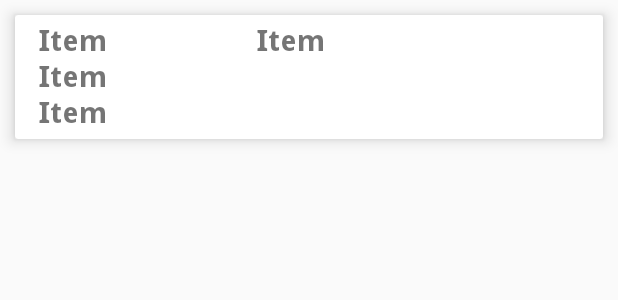
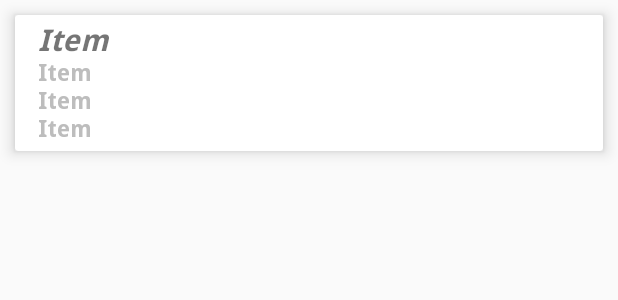
Before and after one commit to CHIUWEINING/CathayProject, an Android app: the layout card_view_design.xml on its own in the app's theme, with its tools: preview values and no code run, on a phone screen of 412 x 824 dp. Shown: the top 300 px of the screen. Run offline under Robolectric (Android 15) with nearby library versions, the phone set to English and light mode, and no system bars.

Commit message:
recycle view bug fix

```diff
--- a/CathayProject/Try/app/src/main/java/com/example/atry/filterDialog/FilterDialogBank.kt
+++ b/CathayProject/Try/app/src/main/java/com/example/atry/filterDialog/FilterDialogBank.kt
@@ -52,11 +52,12 @@ class FilterDialogBank(context:Context) : Dialog(context){
             }
         }
     }
-    fun reset(checkArray: Array<Boolean>){
+    fun reset(checkArray: Array<Boolean>,range:Double){
         if(checkArray.isNotEmpty()) {
             binding.SwiftCode.isChecked = checkArray[0]
             binding.DepositBox.isChecked = checkArray[1]
         }
+        binding.slider.value=range.toFloat()
     }
     interface IOnCancelListener {
         fun onCancel(dialog: FilterDialogBank?)
--- a/CathayProject/Try/app/src/main/java/com/example/atry/recycleview/AtmAdapter.kt
+++ b/CathayProject/Try/app/src/main/java/com/example/atry/recycleview/AtmAdapter.kt
@@ -38,7 +38,6 @@ class AtmAdapter() :
     override fun onBindViewHolder(holder: ViewHolder, position: Int) {
         var animation: Animation = AnimationUtils.loadAnimation(holder.itemView.context,android.R.anim.slide_in_left)
         mList?.let{
-
             val itemsViewModel = it[position]
             holder.setData(itemsViewModel,position)
         }
@@ -70,7 +69,7 @@ class AtmAdapter() :
             name.text = "("+data.branchId+")"+data.name
             phone.text = data.kindname
             addr.text = data.address
-            dist.text= "距離："+data.dist.toString()+" km"
+            dist.text= "距離："+if(data.dist!! >1.0)data.dist.toString()+" 公里" else (data.dist*1000).toString()+" 公尺"
             itemView.setOnClickListener {
                 listener.onItemClick(data,itemView)
             }
--- a/CathayProject/Try/app/src/main/java/com/example/atry/recycleview/BranchAdapter.kt
+++ b/CathayProject/Try/app/src/main/java/com/example/atry/recycleview/BranchAdapter.kt
@@ -70,7 +70,7 @@ class BranchAdapter() :
             name.text = "("+data.branchId+")"+data.name
             phone.text = "電話："+data.teleNo
             addr.text = "("+data.zipCode+")"+data.address
-            dist.text= "距離："+data.dist.toString()+" km"
+            dist.text= "距離："+if(data.dist!! >=1.0)data.dist.toString()+" 公里" else (data.dist*1000).toString()+" 公尺"
             itemView.setOnClickListener {
                 listener.onItemClick(data,itemView)
             }
--- a/CathayProject/Try/app/src/main/res/layout/card_view_design.xml
+++ b/CathayProject/Try/app/src/main/res/layout/card_view_design.xml
@@ -17,18 +17,27 @@
         android:layout_width="match_parent"
         android:layout_height="match_parent"
         android:orientation="horizontal">
-
         <TextView
             android:id="@+id/name"
             android:layout_width="wrap_content"
             android:layout_height="wrap_content"
             android:layout_marginStart="10dp"
             android:layout_marginLeft="15dp"
-                android:layout_weight="1"
+            android:layout_weight="9"
             android:fontFamily="@font/droid_sans_bold"
             android:text="Item"
             android:textSize="20sp"
-                android:textStyle="bold" />
+            android:textStyle="italic" />
+
+        <!--<ImageButton
+            android:id="@+id/navigation"
+            android:layout_width="8sp"
+            android:layout_height="wrap_content"
+            android:layout_weight="1"
+            android:background="transparent"
+            app:srcCompat="@drawable/navigation_map" />-->
+
+    </LinearLayout>
 
         <TextView
             android:id="@+id/phone"
@@ -36,17 +45,10 @@
             android:layout_height="wrap_content"
             android:layout_marginStart="10dp"
             android:layout_marginLeft="15dp"
-                android:layout_weight="2"
             android:fontFamily="@font/droid_sans_bold"
             android:text="Item"
-                android:textSize="20sp"
-                android:textStyle="bold" />
-        </LinearLayout>
-
-        <LinearLayout
-            android:layout_width="match_parent"
-            android:layout_height="match_parent"
-            android:orientation="vertical">
+            android:textColor="@color/light_gray"
+            android:textSize="15sp" />
 
         <TextView
             android:id="@+id/addr"
@@ -55,9 +57,9 @@
             android:layout_marginStart="10dp"
             android:layout_marginLeft="15dp"
             android:fontFamily="@font/droid_sans_bold"
+            android:textColor="@color/light_gray"
             android:text="Item"
-                android:textSize="20sp"
-                android:textStyle="bold" />
+            android:textSize="15sp" />
 
         <TextView
             android:id="@+id/distance"
@@ -66,12 +68,9 @@
             android:layout_marginStart="10dp"
             android:layout_marginLeft="15dp"
             android:fontFamily="@font/droid_sans_bold"
+            android:textColor="@color/light_gray"
             android:text="Item"
-                android:textSize="20sp"
-                android:textStyle="bold" />
-
-
-        </LinearLayout>
+            android:textSize="15sp" />
 
 
     </LinearLayout>
--- a/CathayProject/Try/app/src/main/res/values/colors.xml
+++ b/CathayProject/Try/app/src/main/res/values/colors.xml
@@ -8,6 +8,7 @@
     <color name="black">#FF000000</color>
     <color name="white">#FFFFFFFF</color>
     <color name="gray">#FF7F7F7F</color>
+    <color name="light_gray">#bdbdbd</color>
     <color name="dark_green">#0b8900</color>
     <color name="green">#479744</color>
     <color name="light_green">#f1f8e9</color>
```
Also changed, not shown: CathayProject/Try/app/src/main/java/com/example/atry/DetailBank.kt (+8 -1 lines), CathayProject/Try/app/src/main/java/com/example/atry/Home.kt (+43 -0 lines), CathayProject/Try/app/src/main/java/com/example/atry/Map.kt (+40 -85 lines), CathayProject/Try/app/src/main/java/com/example/atry/filterDialog/FilterDialogAtm.kt (+3 -5 lines), CathayProject/Try/app/src/main/res/drawable-v24/address.9.png (added), CathayProject/Try/app/src/main/res/drawable-v24/address.png (deleted), CathayProject/Try/app/src/main/res/drawable-v24/navigation_map.png (added). Lines whose indentation alone changed are shown as unchanged.
